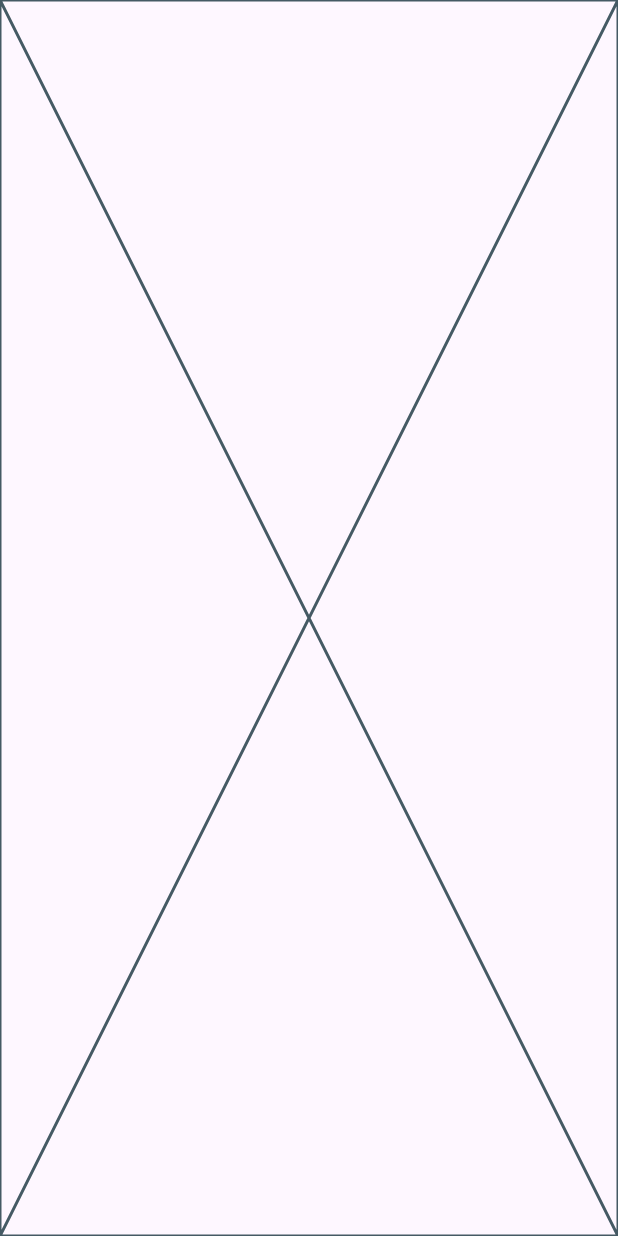
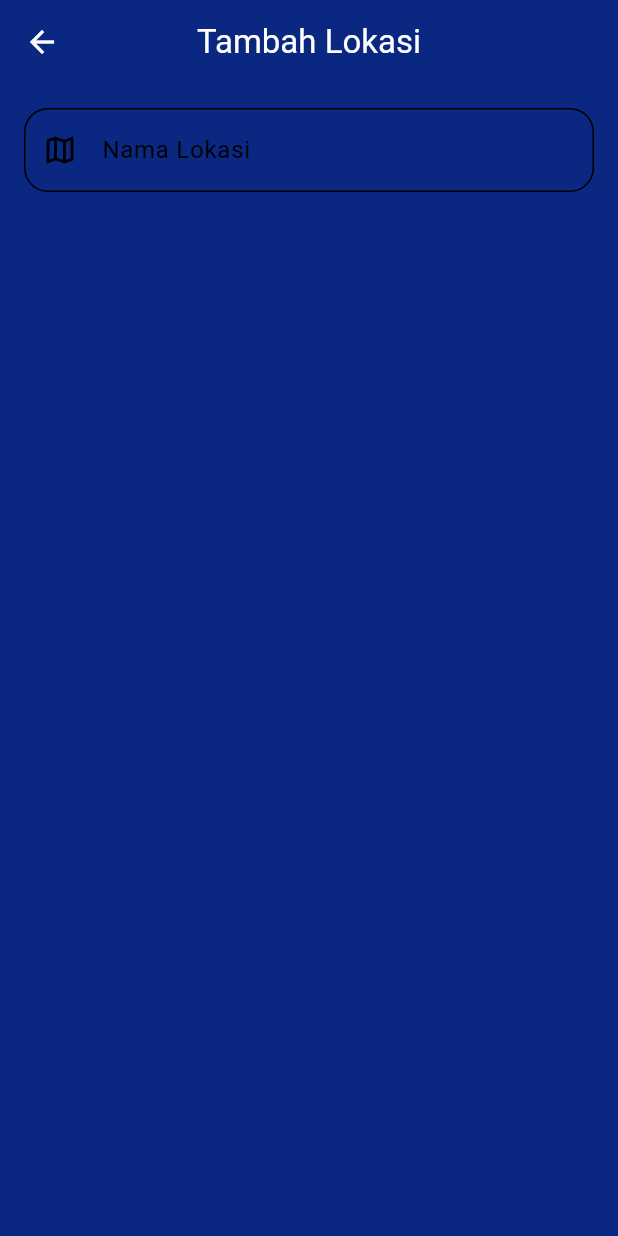
Before and after one commit to emzhran/ShaftRent, a Flutter app: the AddMapsScreen screen opened directly, on a phone screen of 412 x 824 dp. Run offline on Flutter 3.47's test engine with Material 3 defaults, Android fonts, the phone set to English and light mode, and no system bars; our stand-ins replace cached_network_image, dartz, dropdown_button2, flutter_bloc, flutter_secure_storage, google_maps_flutter and 2 more; accounts and stored records are empty.

Commit message:
menambahkan textfield untuk input nama lokasi

```diff
--- a/lib/presentation/admin/maps/widget/add_maps_screen.dart
+++ b/lib/presentation/admin/maps/widget/add_maps_screen.dart
@@ -1,6 +1,8 @@
 import 'package:flutter/material.dart';
 import 'package:google_maps_flutter/google_maps_flutter.dart';
 import 'package:permission_handler/permission_handler.dart';
+import 'package:shaftrent/core/components/custom_text_field.dart';
+import 'package:shaftrent/core/constants/colors.dart';
 
 class AddMapsScreen extends StatefulWidget {
   const AddMapsScreen({super.key});
@@ -38,6 +40,31 @@ class _AddMapsScreenState extends State<AddMapsScreen> {
 
   @override
   Widget build(BuildContext context) {
-    return const Placeholder();
+    return Scaffold(
+      appBar: AppBar(
+        title: const Text('Tambah Lokasi'),
+        centerTitle: true,
+        backgroundColor: AppColors.primary,
+        foregroundColor: AppColors.white,
+      ),
+      backgroundColor: AppColors.primary,
+      body: Column(
+        children: [
+          Padding(
+            padding: const EdgeInsets.all(16),
+            child: CustomTextField(
+              controller: namaLokasiController,
+              label: 'Nama Lokasi',
+              showLabel: false,
+              validator: 'Nama Lokasi tidak boleh kosong',
+              textColor: AppColors.black,
+              labelColor: AppColors.black,
+              borderColor: AppColors.black,
+              prefixIcon: Icon(Icons.map_outlined, color: AppColors.black),
+            ),
+          ),
+        ],
+      ),
+    );
   }
 }
```
